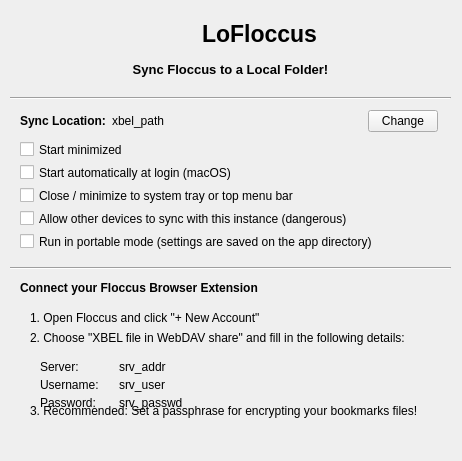
First picture: the form in LoFloccus/lofloccus.ui, repository TCB13/LoFloccus, before the edit.
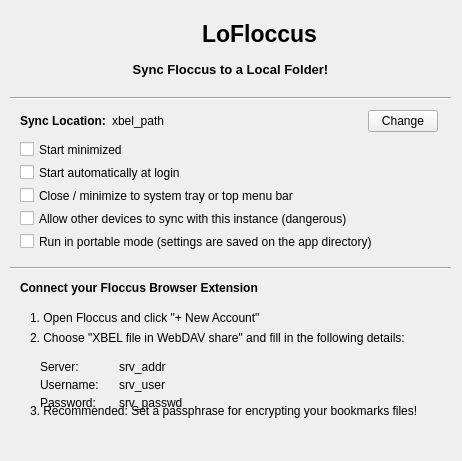
Second picture: the form after the edit. Icons and pictures are not drawn.

Commit message: Support Windows login autostart

Patch:
```diff
--- a/LoFloccus/lofloccus.ui
+++ b/LoFloccus/lofloccus.ui
@@ -82,7 +82,7 @@
      <item>
       <widget class="QCheckBox" name="startatlogin">
        <property name="text">
-        <string>Start automatically at login (macOS)</string>
+        <string>Start automatically at login</string>
        </property>
       </widget>
      </item>
```
The commit also changes 2 other files.
